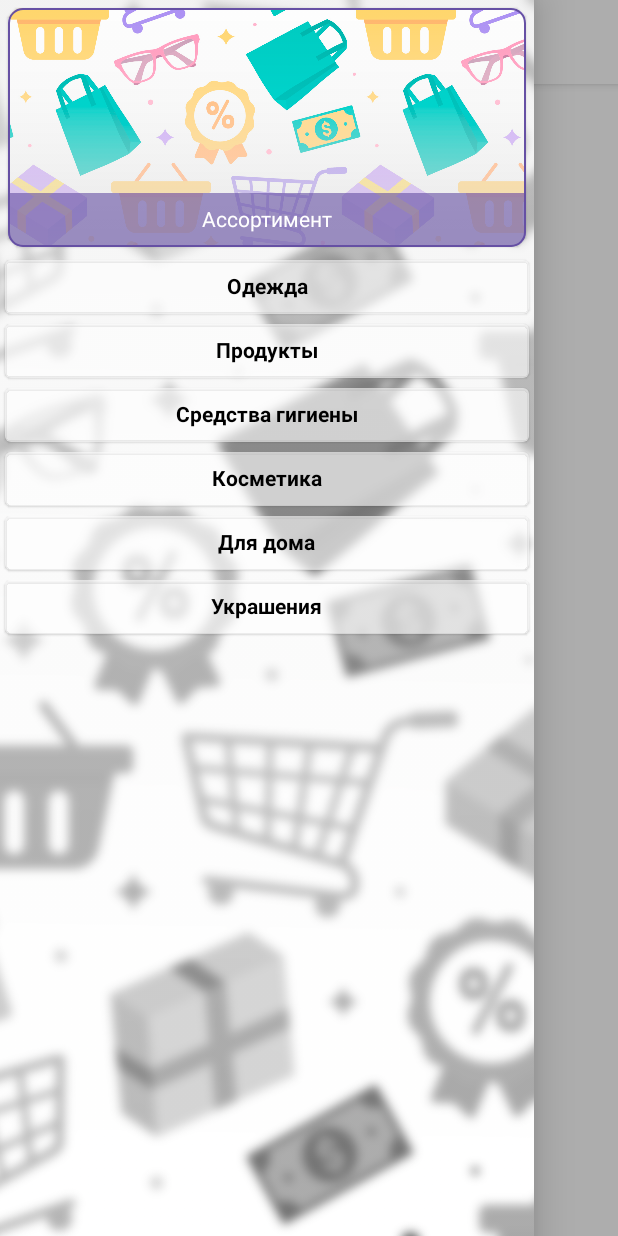
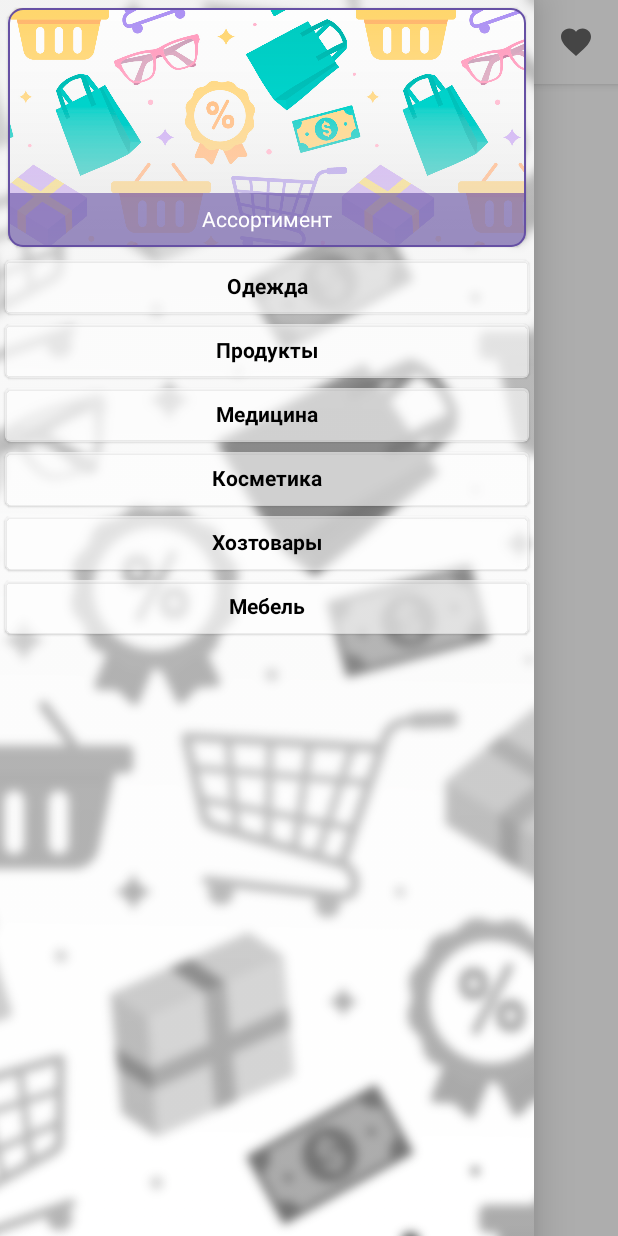
Before and after one commit to RuslanLebj/Android_Jetpack_InfoApp, an Android app built with Jetpack Compose: the screen it shows after launch (MainActivity), after a tap on "Menu", on a phone screen of 412 x 824 dp. Run offline under Robolectric (Android 15) with nearby library versions, the light colour scheme and no system bars.

Commit message:
Added favorite button

```diff
--- a/app/src/main/java/com/example/infoapp/ui_components/MainTopBar.kt
+++ b/app/src/main/java/com/example/infoapp/ui_components/MainTopBar.kt
@@ -7,6 +7,7 @@ import androidx.compose.material.ScaffoldState
 import androidx.compose.material.Text
 import androidx.compose.material.TopAppBar
 import androidx.compose.material.icons.Icons
+import androidx.compose.material.icons.filled.Favorite
 import androidx.compose.material.icons.filled.Menu
 import androidx.compose.runtime.Composable
 import androidx.compose.runtime.remember
@@ -34,6 +35,17 @@ fun MainTopBar(title: String, scaffoldState: ScaffoldState) {
                     contentDescription = "Menu"
                 )
             }
+        },
+        actions = {
+            IconButton(
+                onClick = {
+
+                }
+            ) {
+                Icon(imageVector = Icons.Default.Favorite,
+                    contentDescription = "Favorite"
+                )
+            }
         }
     )
 }
--- a/app/src/main/res/values/main_array.xml
+++ b/app/src/main/res/values/main_array.xml
@@ -3,9 +3,9 @@
     <string-array name="drawer_list">
         <item>Одежда</item>
         <item>Продукты</item>
-        <item>Средства гигиены</item>
+        <item>Медицина</item>
         <item>Косметика</item>
-        <item>Для дома</item>
-        <item>Украшения</item>
+        <item>Хозтовары</item>
+        <item>Мебель</item>
     </string-array>
 </resources>
```
